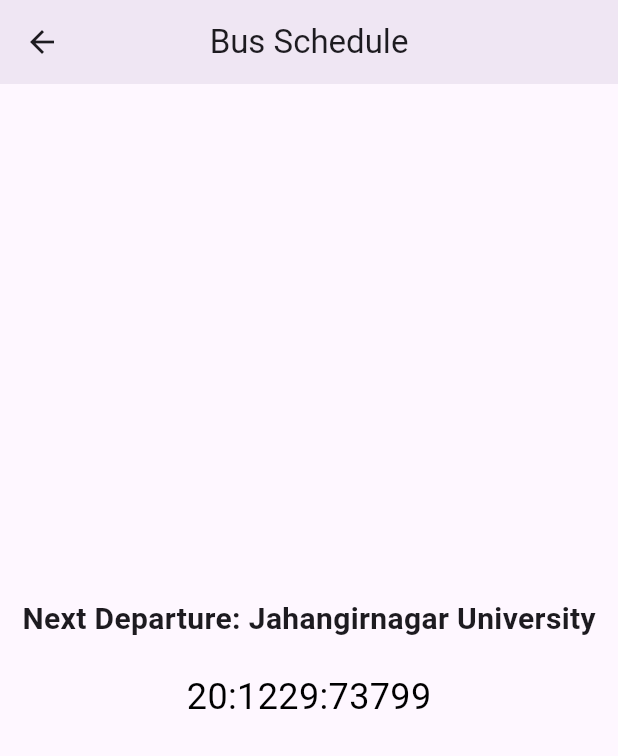
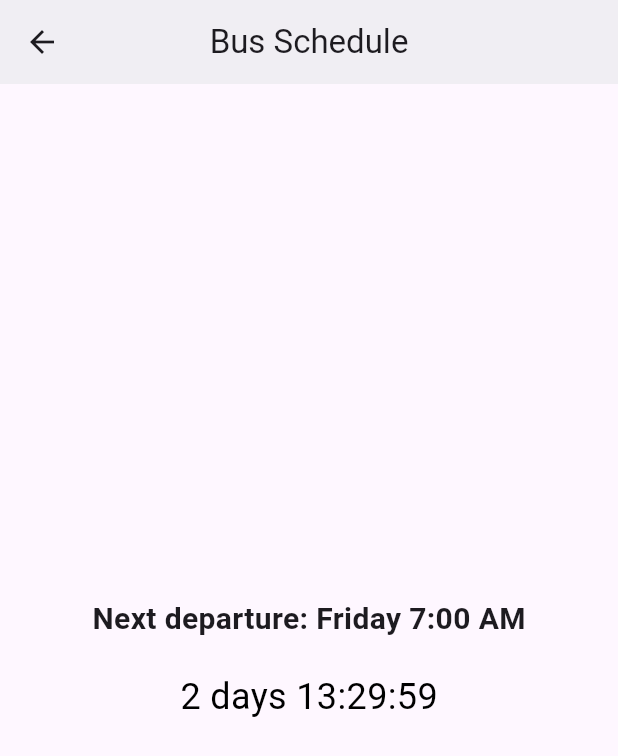
Before and after one commit to asifjahan1/JU-Bus-Route-Tracer, a Flutter app: the SchedulePage screen opened by its route, on a phone screen of 412 x 824 dp. Shown: the top 756 px of the screen. Run offline on Flutter 3.47's test engine with Material 3 defaults, Android fonts, the phone set to English and light mode, and no system bars; our stand-ins replace cloud_firestore, geolocator, google_fonts, google_maps_flutter, location, lottie and 1 more; missing offline and left inert: flutter_polyline_points; accounts and stored records are empty.

Commit message:
added Bus Schedule time formate

```diff
--- a/google_map_demo/lib/pages/schedule_page.dart
+++ b/google_map_demo/lib/pages/schedule_page.dart
@@ -1,5 +1,6 @@
+import 'dart:async';
+
 import 'package:flutter/material.dart';
-import 'dart:async';
 
 class SchedulePage extends StatefulWidget {
   const SchedulePage({Key? key}) : super(key: key);
@@ -10,13 +11,17 @@
 
 class _SchedulePageState extends State<SchedulePage> {
   late Timer _timer;
-  late DateTime _departureTime;
-  String _timeUntilDeparture = '';
+  late DateTime _nextDepartureTime;
+  late String _departureType;
+  late DateTime _friday7AM;
+  late DateTime _friday7PM;
 
   @override
   void initState() {
     super.initState();
-    _departureTime = _getNextDepartureTime();
+    _friday7AM = _getNextFriday(DateTime(7, 0));
+    _friday7PM = _getNextFriday(DateTime(19, 0));
+    _updateDepartureTime();
     _startTimer();
   }
 
@@ -29,21 +34,30 @@
   void _startTimer() {
     _timer = Timer.periodic(const Duration(seconds: 1), (timer) {
       setState(() {
-        _timeUntilDeparture =
-            _formatDuration(_departureTime.difference(DateTime.now()));
+        _updateDepartureTime();
       });
     });
   }
 
-  DateTime _getNextDepartureTime() {
-    // Implement your logic to determine the next departure time based on the current day and scheduled departure time
-    // For demonstration purposes, let's set a fixed departure time at 7:00 AM
+  void _updateDepartureTime() {
     DateTime now = DateTime.now();
-    DateTime departureTime = DateTime(now.year, now.month, now.day, 7, 0, 0);
-    if (now.isAfter(departureTime)) {
-      departureTime = departureTime.add(const Duration(days: 1)); // Next day
+    if (now.isAfter(_friday7PM)) {
+      _nextDepartureTime = _getNextFriday(DateTime(7, 0));
+      _departureType = 'Next departure: Friday 7:00 AM';
+    } else if (now.isAfter(_friday7AM)) {
+      _nextDepartureTime = _friday7PM;
+      _departureType = 'Next departure: Friday 7:00 PM';
+    } else {
+      _nextDepartureTime = _friday7AM;
+      _departureType = 'Next departure: Friday 7:00 AM';
     }
-    return departureTime;
+  }
+
+  DateTime _getNextFriday(DateTime time) {
+    DateTime today = DateTime.now();
+    int daysUntilNextFriday = (DateTime.friday - today.weekday) % 7;
+    return DateTime(today.year, today.month, today.day + daysUntilNextFriday,
+        time.hour, time.minute);
   }
 
   String _formatDuration(Duration duration) {
@@ -57,37 +71,32 @@
 
   @override
   Widget build(BuildContext context) {
+    Duration remainingTime = _nextDepartureTime.difference(DateTime.now());
     return SafeArea(
       child: Scaffold(
         appBar: AppBar(
+          backgroundColor: Colors.white,
           elevation: 5,
-          title: const Text('Bus Schedule'),
+          title: Text('Bus Schedule', textAlign: TextAlign.center),
           centerTitle: true,
-          leading: IconButton(
-            icon: Icon(Icons.arrow_back),
-            onPressed: () {
-              // Navigate back to the MapPage
-              Navigator.pop(context);
-            },
-          ),
         ),
         body: Center(
           child: Column(
             mainAxisAlignment: MainAxisAlignment.center,
             children: <Widget>[
               Text(
-                'Next Departure: Jahangirnagar University',
+                _departureType,
                 style: TextStyle(fontSize: 20, fontWeight: FontWeight.bold),
               ),
-              const SizedBox(height: 20),
+              const SizedBox(
+                height: 20,
+              ),
               Text(
-                _timeUntilDeparture,
+                _formatDuration(remainingTime),
                 style: TextStyle(
                   fontSize: 24,
                   color:
-                      _departureTime.difference(DateTime.now()).inMinutes <= 15
-                          ? Colors.red
-                          : Colors.black,
+                      remainingTime.inMinutes <= 15 ? Colors.red : Colors.black,
                 ),
               ),
             ],
```
